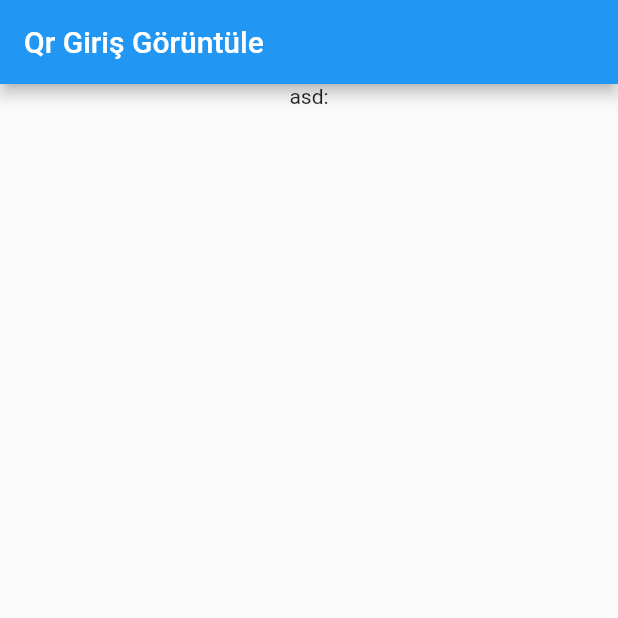
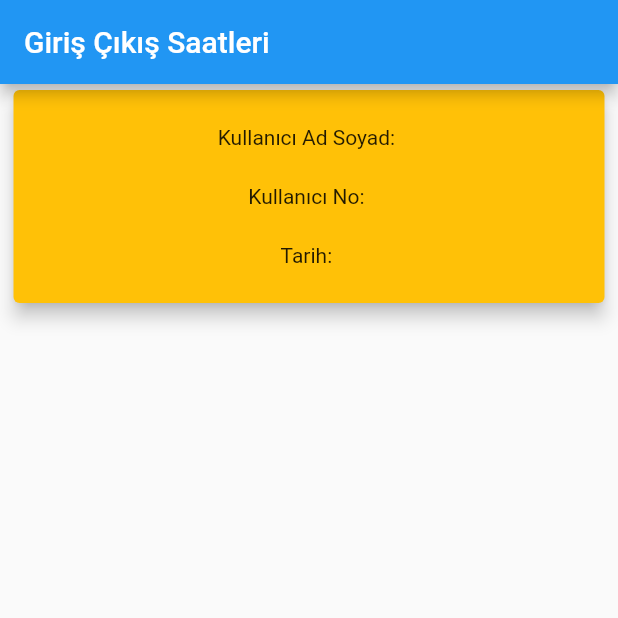
Before and after one commit to samikzlbga005/qr-security, a Flutter app: the qr_giris_goruntule screen opened directly with empty values, on a phone screen of 412 x 824 dp, the top half of it. Run offline on Flutter 3.47's test engine with Material 2 defaults, Android fonts, the phone set to English and light mode, and no system bars; our stand-ins replace cloud_firestore, firebase_core, firebase_database, qr_flutter; missing offline and left inert: qr_code_scanner; accounts and stored records are empty.

Commit message:
qr ile kullanıcı giriş çıkışı gösterme

```diff
--- a/securityqr/lib/admin/qr_giris_goruntule.dart
+++ b/securityqr/lib/admin/qr_giris_goruntule.dart
@@ -1,10 +1,14 @@
 import 'package:flutter/material.dart';
-
+import 'package:firebase_core/firebase_core.dart';
+import 'package:firebase_database/firebase_database.dart';
+import 'package:cloud_firestore/cloud_firestore.dart';
 class qr_giris_goruntule extends StatefulWidget{
 
+final String tarih;
 final String Kno;
+final String kadsoyad;
 
-qr_giris_goruntule(this.Kno);
+qr_giris_goruntule(this.Kno,this.tarih,this.kadsoyad);
 
   @override
   State<StatefulWidget> createState() => _qr_giris_goruntule();
@@ -12,16 +16,33 @@ qr_giris_goruntule(this.Kno);
 }
 
 class _qr_giris_goruntule extends State<qr_giris_goruntule>{
+
   @override
   Widget build(BuildContext context) {
     return Scaffold(
       appBar: AppBar(
-        title: Text("Qr Giriş Görüntüle"),
+        title: Text("Giriş Çıkış Saatleri"),
       ),
       body: Center(
         child: Column(
           children: <Widget>[
-            Text("asd:" + widget.Kno),
+            Container(
+                padding: EdgeInsets.fromLTRB(5,0,5,0),
+                height: 150,
+                width: double.maxFinite,
+                child: Card(
+                  color: Colors.amber,
+                  elevation: 5,
+                  child: Column(
+                    mainAxisAlignment: MainAxisAlignment.spaceEvenly,
+                    children: <Widget>[
+                      Text("Kullanıcı Ad Soyad: " + widget.kadsoyad),
+                      Text("Kullanıcı No: " + widget.Kno),
+                      Text("Tarih: " + widget.tarih),
+                    ],
+                  ),
+                ),
+              ),
           ],
         ),
       ),
--- a/securityqr/pubspec.yaml
+++ b/securityqr/pubspec.yaml
@@ -39,6 +39,7 @@ dependencies:
   cloud_firestore: ^3.1.12
   qr_code_scanner: ^0.7.0
   qr_flutter: ^4.0.0
+  intl: ^0.17.0
 
 
 
```
Also changed, not shown: securityqr/lib/admin/qr_oku.dart (+47 -3 lines), securityqr/pubspec.lock.
